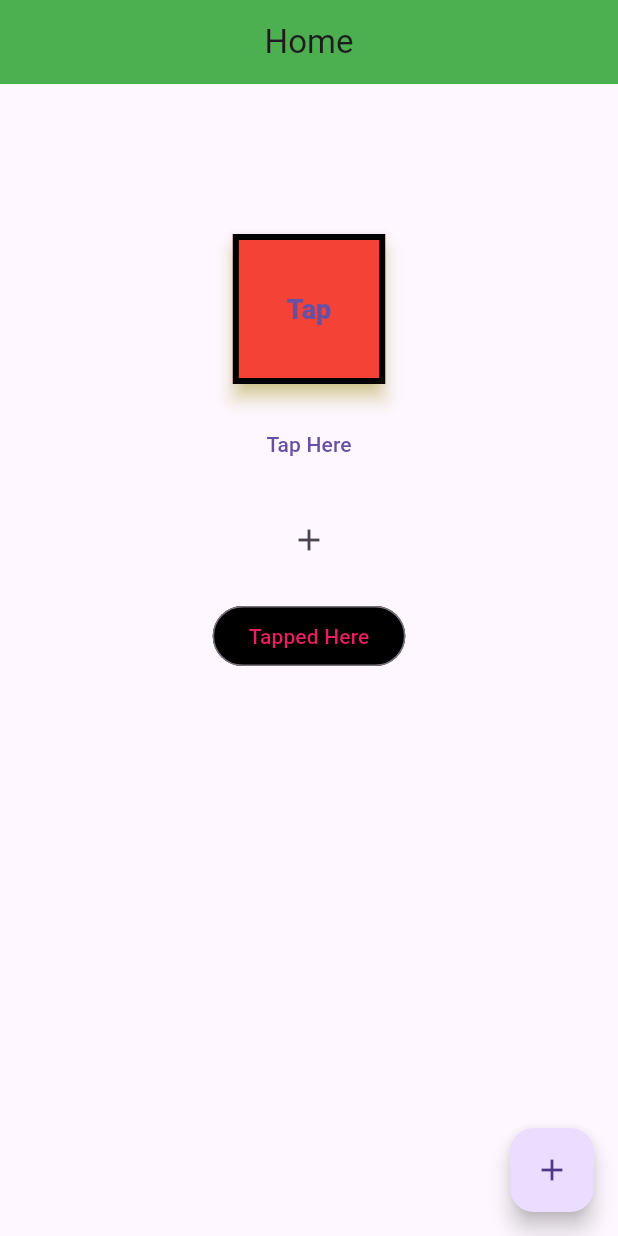
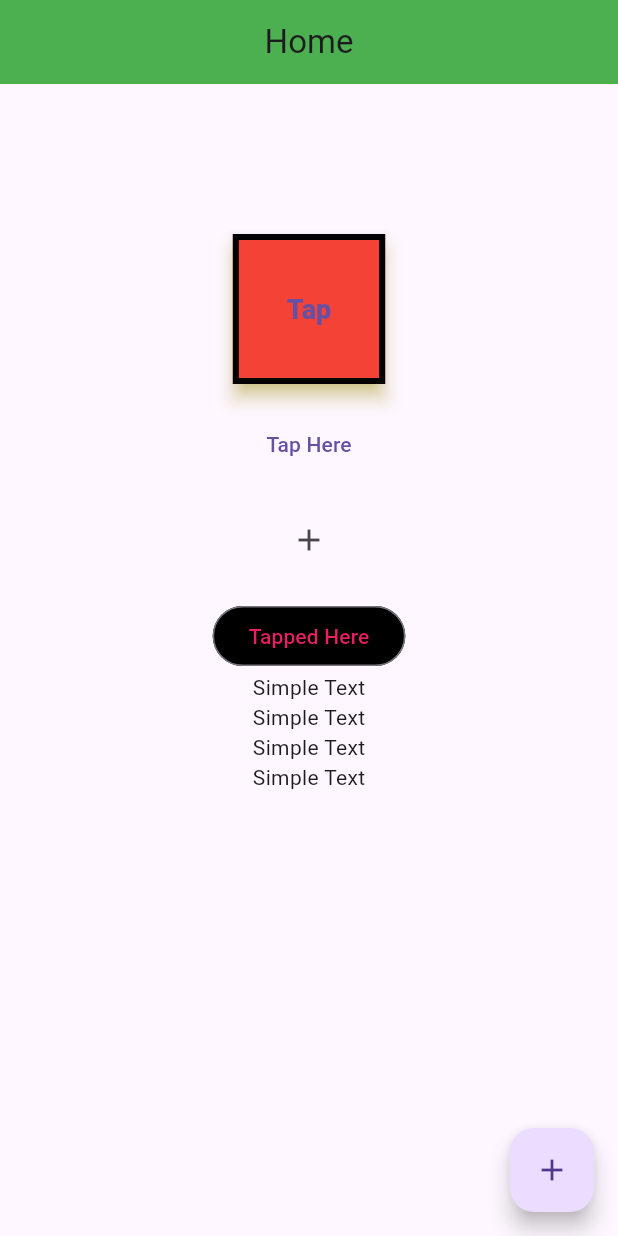
Before and after one commit to Khorsed-Alam/Flutter, a Flutter app: the screen it shows after launch, on a phone screen of 412 x 824 dp. Run offline on Flutter 3.47's test engine with Material 3 defaults, Android fonts, the phone set to English and light mode, and no system bars.

```diff
--- a/lib/main.dart
+++ b/lib/main.dart
@@ -77,6 +77,7 @@ class Home extends StatelessWidget {
            ),
            SizedBox(height: 16),
 
+
            IconButton(
              style: IconButton.styleFrom(
              ),
@@ -96,6 +97,32 @@ class Home extends StatelessWidget {
                },
                child: Text('Tapped Here'),
            ),
+
+           GestureDetector(
+             onTap: (){
+               print('just one tap');
+             },
+             onDoubleTap: (){
+               print('Just Doubel tap');
+             },
+             onLongPress: (){
+               print("on long Press");
+             },
+             onLongPressCancel: (){
+               print("On long press cancle");
+             },
+             onLongPressEnd: (details){
+               print("On Long press End");
+             },
+             child: Column(
+               children: [
+                 Text('Simple Text'),
+                 Text('Simple Text'),
+                 Text('Simple Text'),
+                 Text('Simple Text'),
+               ],
+             ),
+           )
          ],
        ),
      ),
```
